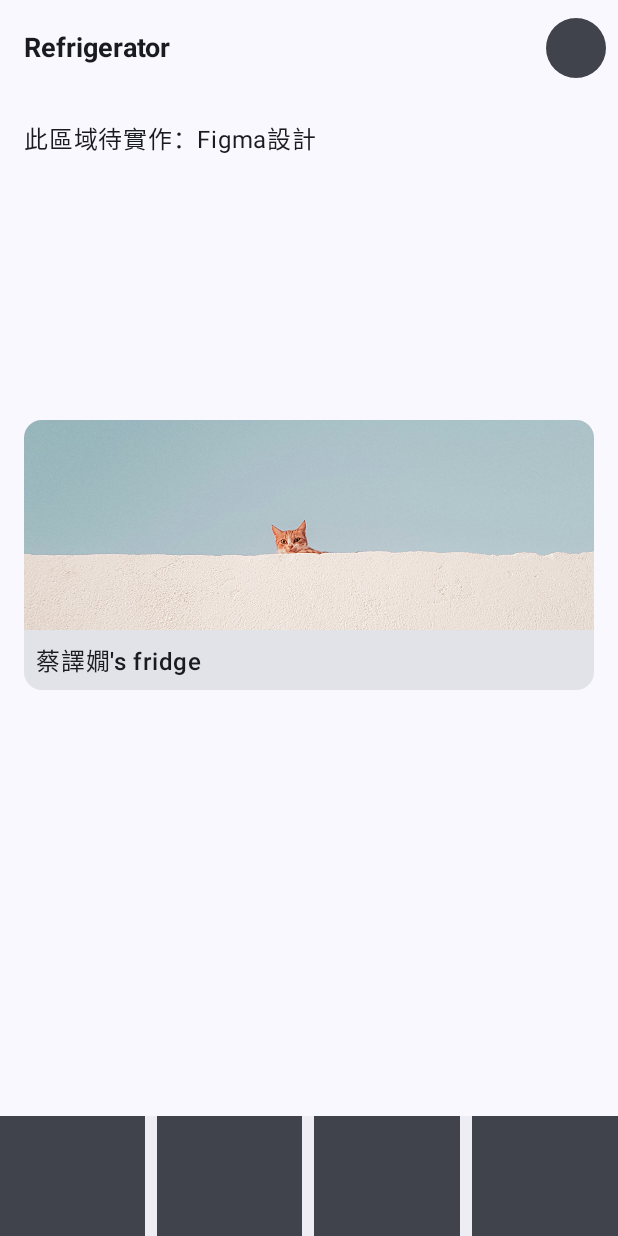
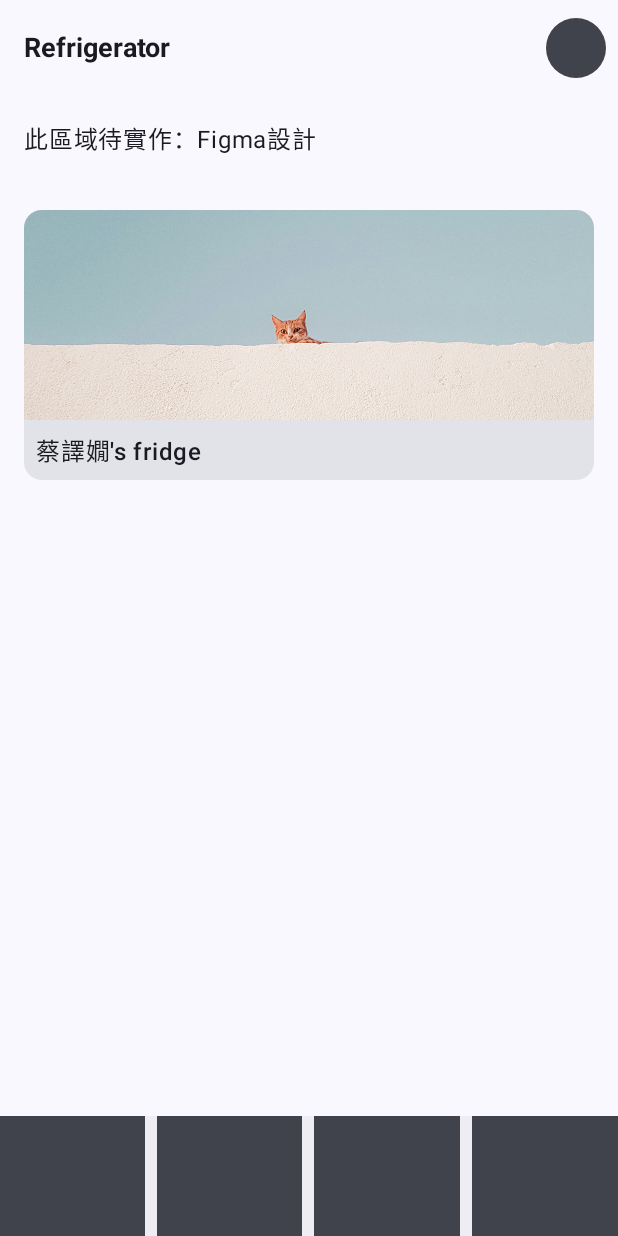
Before and after one commit to Jenny411146928/Refrigerator, an Android app built with Jetpack Compose: the screen it shows after launch (MainActivity), on a phone screen of 412 x 824 dp. Run offline under Robolectric (Android 15) with nearby library versions, the phone set to English and light mode, and no system bars; our stand-ins replace Firebase (no records; nobody signed in at launch, a user with empty details on screens opened directly).

```diff
--- a/app/src/main/java/ui/FrontPage.kt
+++ b/app/src/main/java/ui/FrontPage.kt
@@ -42,8 +42,7 @@ fun FrontPage() {
 
 @Composable
 fun Frame10() {
-    //TODO("Not yet implemented")
-    Box(modifier = Modifier.fillMaxWidth().height(200.dp).padding(16.dp)) {
+    Box(modifier = Modifier.fillMaxWidth().height(60.dp).padding(16.dp)) {
         Text("此區域待實作：Figma設計")
     }
 }
```
